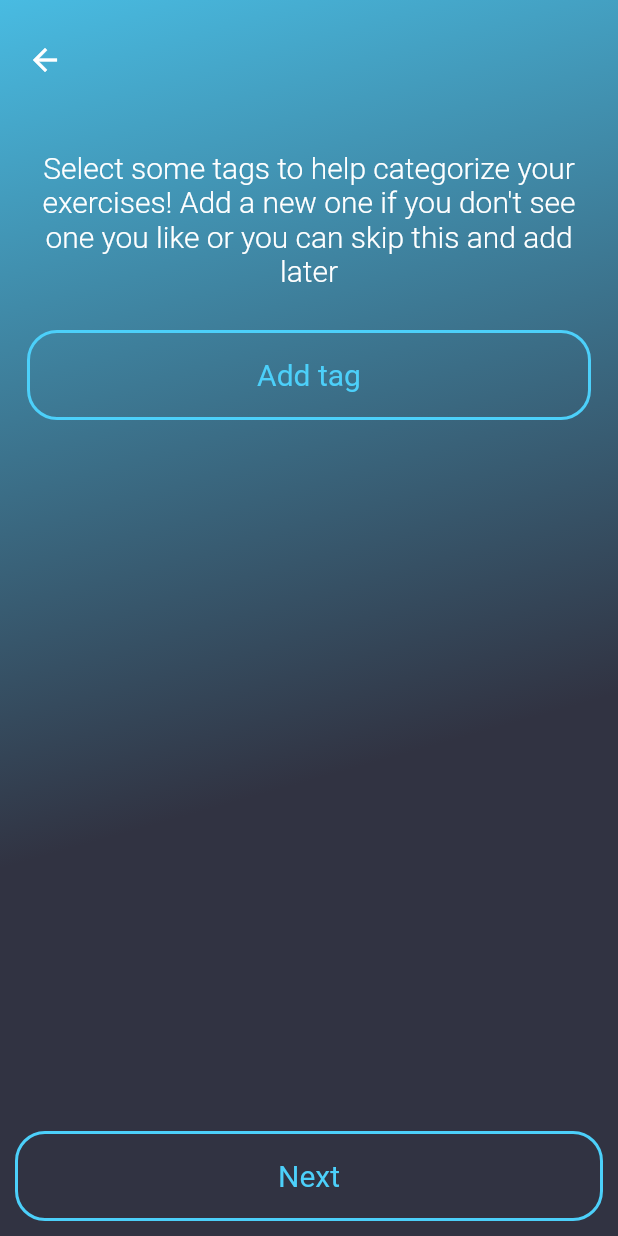
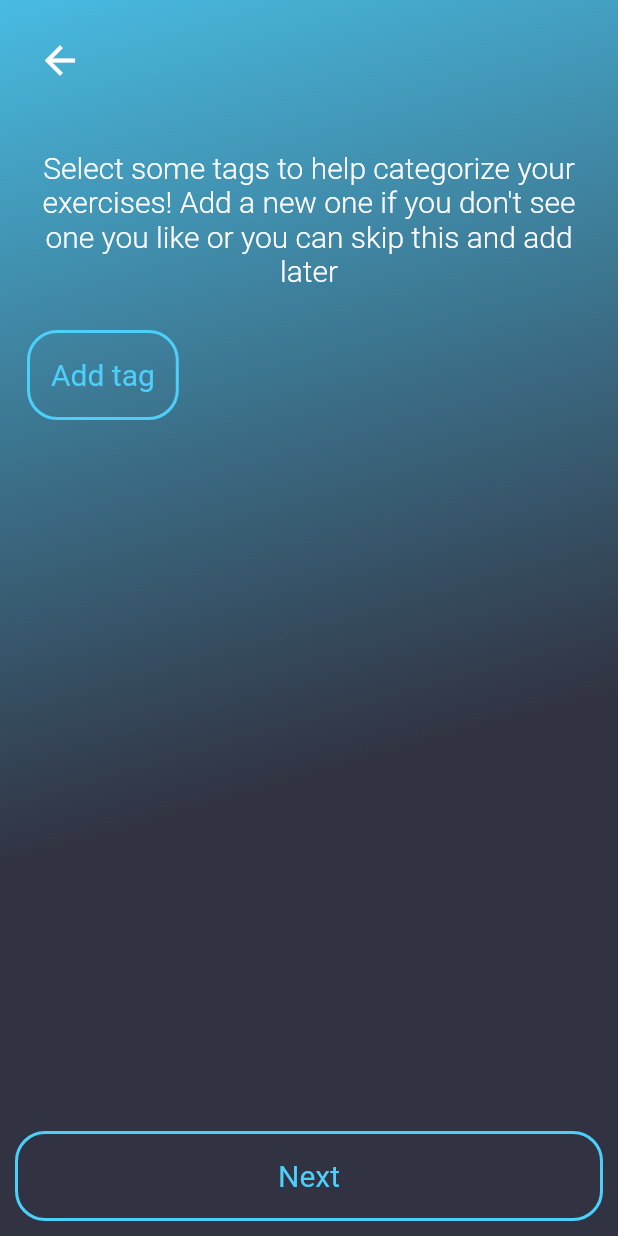
Before and after one commit to KeanuInterone/LifterTrackApp, a Flutter app: the ExerciseTagsPage screen opened by its route, on a phone screen of 412 x 824 dp. Run offline on Flutter 3.47's test engine with Material 2 defaults, Android fonts, the phone set to English and light mode, and no system bars; our stand-ins replace flutter_signin_button, shared_preferences; accounts and stored records are empty.

```diff
--- /dev/null
+++ b/lib/components/AppBar.dart
@@ -0,0 +1,35 @@
+import 'package:flutter/material.dart';
+import 'package:lifter_track_app/components/navigator.dart';
+
+Widget appBar(BuildContext context, {Widget centerChild, Widget rightChild}) {
+  return Container(
+    height: 80,
+    child: Stack(
+      children: [
+        Container(
+          constraints: BoxConstraints.expand(width: 60),
+          child: IconButton(
+            iconSize: 40,
+            onPressed: () {
+              pop(context);
+            },
+            icon: Icon(
+              Icons.arrow_back,
+              color: Colors.white,
+              size: 30,
+            ),
+          ),
+        ),
+        Center(
+          child: centerChild ?? Container(),
+        ),
+        Positioned(
+          right: 0,
+          top: 0,
+          bottom: 0,
+          child: rightChild ?? Container(),
+        ),
+      ],
+    ),
+  );
+}
--- a/lib/pages/AddExercisePages/exercise_tags.dart
+++ b/lib/pages/AddExercisePages/exercise_tags.dart
@@ -1,4 +1,5 @@
 import 'package:flutter/material.dart';
+import 'package:lifter_track_app/components/AppBar.dart';
 import 'package:lifter_track_app/components/background.dart';
 import 'package:lifter_track_app/components/box.dart';
 import 'package:lifter_track_app/components/button.dart';
@@ -31,7 +32,16 @@ class _ExerciseTagsPageState extends State<ExerciseTagsPage> {
               child: Column(
                 crossAxisAlignment: CrossAxisAlignment.stretch,
                 children: [
-                  header(context),
+                  appBar(
+                    context,
+                    centerChild: Consumer<NewExerciseNotifier>(
+                        builder: (context, newExercise, child) {
+                      return Center(
+                        child:
+                            text(newExercise.exercise.name ?? '', fontSize: 20),
+                      );
+                    }),
+                  ),
                   SizedBox(height: 20),
                   text(
                       'Select some tags to help categorize your exercises! Add a new one if you don\'t see one you like or you can skip this and add later',
@@ -42,25 +52,31 @@ class _ExerciseTagsPageState extends State<ExerciseTagsPage> {
                         builder: (context, newExercise, child) {
                       return Consumer<TagsNotifier>(
                         builder: (context, tagsNotifier, child) {
-                            return ListView(
+                          return Wrap(
+                            spacing: 10,
+                            runSpacing: 10,
                             children: tagsNotifier.tags.map((tag) {
-                                bool isSelected = newExercise.exercise.tagIDs.contains(tag.id);
+                                  bool isSelected = newExercise.exercise.tagIDs
+                                      .contains(tag.id);
                                   return Container(
-                                  padding: const EdgeInsets.all(8.0),
-                                  child: button(
-                                    height: 60,
-                                    text: tag.name,
-                                    color: isSelected ? Theme.of(context).focusColor : Colors.white,
-                                    onPressed: () {
+                                    child: GestureDetector(
+                                      child: Chip(
+                                        backgroundColor: isSelected
+                                            ? Theme.of(context).focusColor
+                                            : Theme.of(context).primaryColor,
+                                        label: text(tag.name, fontSize: 28),
+                                      ),
+                                      onTap: () {
                                         if (isSelected) {
                                           newExercise.removeTag(tag);
                                         } else {
                                           newExercise.addTag(tag);
                                         }
-                                    }
+                                      },
                                     ),
                                   );
-                              }).toList() + [
+                                }).toList() +
+                                [
                                   Container(
                                     padding: EdgeInsets.all(8.0),
                                     child: button(
@@ -69,15 +85,13 @@ class _ExerciseTagsPageState extends State<ExerciseTagsPage> {
                                         color: Theme.of(context).primaryColor,
                                         onPressed: () {
                                           navigateTo('add_tag', context);
-                                      }
-                                    ),
+                                        }),
                                   ),
                                 ],
                           );
                         },
                       );
-                      }
-                    ),
+                    }),
                   ),
                   SizedBox(
                     height: 30,
@@ -98,33 +112,4 @@ class _ExerciseTagsPageState extends State<ExerciseTagsPage> {
       ),
     );
   }
-
-  Widget header(context) {
-    return Container(
-      height: 80,
-      child: Stack(
-        children: [
-          Container(
-            constraints: BoxConstraints.expand(width: 24),
-            child: IconButton(
-              onPressed: () {
-                pop(context);
-              },
-              icon: Icon(
-                Icons.arrow_back,
-                color: Colors.white,
-              ),
-            ),
-          ),
-          Consumer<NewExerciseNotifier>(
-            builder: (context, newExercise, child) {
-              return Center(
-                child: text(newExercise.exercise.name ?? '', fontSize: 20),
-              );
 }
-          )
-        ],
-      ),
-    );
-  }
-}
```
Also changed, not shown: lib/components/SetForms/BodyweightSetForm.dart (+3 -4 lines), lib/components/workoutHeader.dart (+36 -24 lines), lib/models/Notifiers/exercises.dart (+33 -12 lines), lib/models/exercise.dart (+12 -0 lines), lib/pages/AddExercisePages/exercise_name.dart (+2 -26 lines), lib/pages/AddExercisePages/exercise_review.dart (+14 -34 lines), lib/pages/AddExercisePages/exercise_type.dart (+41 -42 lines), lib/pages/AddExercisePages/exercise_weight_input.dart (+11 -30 lines), lib/pages/AddTag/add_tag.dart (+25 -13 lines), lib/pages/add_set.dart (+6 -5 lines), lib/pages/exercises.dart (+8 -36 lines), lib/pages/workouts.dart (+2 -26 lines), flutter_01.png (added), pubspec.lock, 5 other files. Lines whose indentation alone changed are shown as unchanged.
